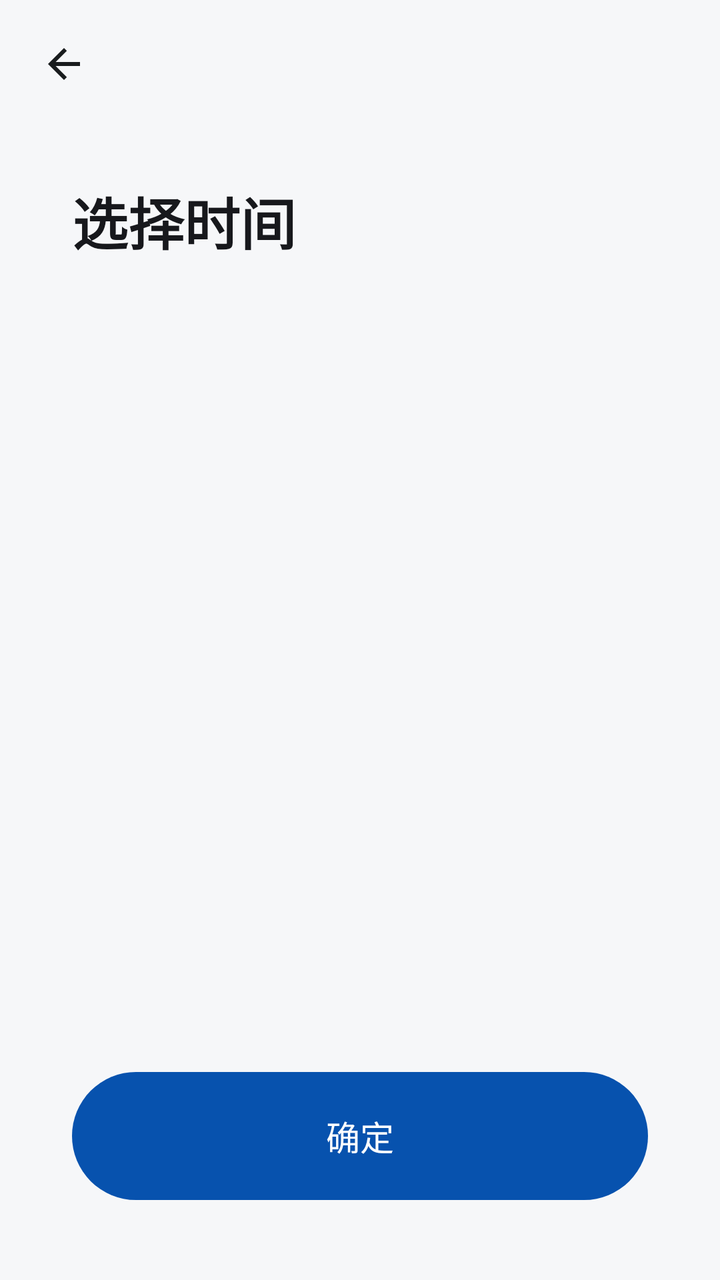
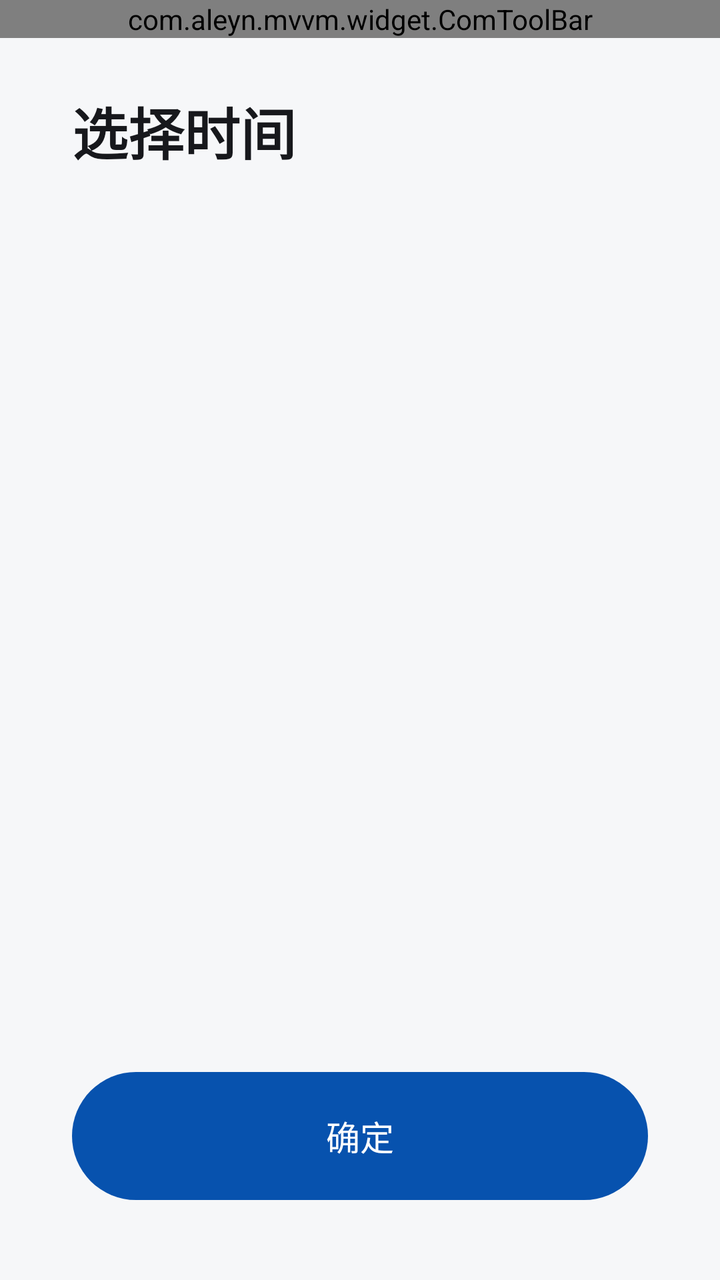

Compare the two renders of this Android layout. The source of the first and the diff that turns it into the second are given below.
<!-- AndroidManifest.xml: application theme AppTheme -->
<!-- res/layout/activity_timer_setting.xml -->
<?xml version="1.0" encoding="utf-8"?>
<androidx.constraintlayout.widget.ConstraintLayout xmlns:android="http://schemas.android.com/apk/res/android"
    xmlns:app="http://schemas.android.com/apk/res-auto"
    android:layout_width="match_parent"
    android:layout_height="match_parent"
    android:background="@color/color_f6f7f9">

    <FrameLayout
        android:id="@+id/toolbar"
        android:layout_width="match_parent"
        android:layout_height="@dimen/timer_toolbar_height"
        app:layout_constraintTop_toTopOf="parent">

        <ImageButton
            android:id="@+id/button_back"
            android:layout_width="@dimen/timer_toolbar_height"
            android:layout_height="match_parent"
            android:background="@android:color/transparent"
            android:contentDescription="@string/timer_back"
            android:padding="@dimen/dp_20"
            android:src="@mipmap/ic_back" />

        <TextView
            android:id="@+id/toolbar_title"
            android:layout_width="wrap_content"
            android:layout_height="match_parent"
            android:layout_gravity="center"
            android:gravity="center"
            android:textColor="@color/color_17181c"
            android:textSize="@dimen/sp_20"
            android:textStyle="bold" />
    </FrameLayout>

    <androidx.core.widget.NestedScrollView
        android:id="@+id/content_scroll"
        android:layout_width="0dp"
        android:layout_height="0dp"
        android:clipToPadding="false"
        android:fillViewport="true"
        android:paddingBottom="@dimen/dp_16"
        app:layout_constraintBottom_toTopOf="@id/button_confirm"
        app:layout_constraintEnd_toEndOf="parent"
        app:layout_constraintStart_toStartOf="parent"
        app:layout_constraintTop_toBottomOf="@id/toolbar">

        <LinearLayout
            android:layout_width="match_parent"
            android:layout_height="wrap_content"
            android:orientation="vertical"
            android:paddingStart="@dimen/timer_page_horizontal_margin"
            android:paddingEnd="@dimen/timer_page_horizontal_margin">

            <TextView
                android:id="@+id/timer_section_title"
                android:layout_width="wrap_content"
                android:layout_height="wrap_content"
                android:layout_marginTop="@dimen/dp_26"
                android:text="@string/timer_select_time"
                android:textColor="@color/color_17181c"
                android:textSize="@dimen/sp_28"
                android:textStyle="bold" />

            <TextView
                android:id="@+id/timer_description"
                android:layout_width="match_parent"
                android:layout_height="wrap_content"
                android:layout_marginTop="@dimen/dp_10"
                android:lineSpacingExtra="@dimen/dp_2"
                android:textColor="@color/color_55596a"
                android:textSize="@dimen/sp_15" />

            <androidx.recyclerview.widget.RecyclerView
                android:id="@+id/timer_options"
                android:layout_width="match_parent"
                android:layout_height="wrap_content"
                android:layout_marginTop="@dimen/dp_34"
                android:clipToPadding="false" />
        </LinearLayout>
    </androidx.core.widget.NestedScrollView>

    <TextView
        android:id="@+id/button_confirm"
        android:layout_width="0dp"
        android:layout_height="@dimen/timer_confirm_height"
        android:layout_marginStart="@dimen/timer_page_horizontal_margin"
        android:layout_marginEnd="@dimen/timer_page_horizontal_margin"
        android:layout_marginBottom="@dimen/dp_40"
        android:background="@drawable/bg_timer_confirm"
        android:gravity="center"
        android:text="@string/timer_confirm"
        android:textColor="@color/color_ffffff"
        android:textSize="@dimen/sp_17"
        app:layout_constraintBottom_toBottomOf="parent"
        app:layout_constraintEnd_toEndOf="parent"
        app:layout_constraintStart_toStartOf="parent" />

</androidx.constraintlayout.widget.ConstraintLayout>
<!-- resources referenced by this layout -->
<resources>
  <color name="color_17181c">#17181C</color>
  <color name="color_55596a">#55596A</color>
  <color name="color_f6f7f9">#F6F7F9</color>
  <color name="color_ffffff">#FFFFFF</color>
  <dimen name="dp_10">10dp</dimen>
  <dimen name="dp_16">16dp</dimen>
  <dimen name="dp_2">2dp</dimen>
  <dimen name="dp_20">20dp</dimen>
  <dimen name="dp_26">26dp</dimen>
  <dimen name="dp_34">34dp</dimen>
  <dimen name="dp_40">40dp</dimen>
  <dimen name="sp_15">15sp</dimen>
  <dimen name="sp_17">17sp</dimen>
  <dimen name="sp_20">20sp</dimen>
  <dimen name="sp_28">28sp</dimen>
  <dimen name="timer_confirm_height">64dp</dimen>
  <dimen name="timer_page_horizontal_margin">36dp</dimen>
  <dimen name="timer_toolbar_height">64dp</dimen>
  <!-- drawable bg_timer_confirm (drawable) -->
  <?xml version="1.0" encoding="utf-8"?>
  <selector xmlns:android="http://schemas.android.com/apk/res/android">
      <item android:state_pressed="true">
          <shape android:shape="rectangle"><solid android:color="@color/color_06448f" /><corners android:radius="@dimen/timer_confirm_radius" /></shape>
      </item>
      <item>
          <shape android:shape="rectangle"><solid android:color="@color/color_0752ae" /><corners android:radius="@dimen/timer_confirm_radius" /></shape>
      </item>
  </selector>
  <!-- mipmap ic_back: png bitmap (mipmap-xxhdpi, 641 bytes) -->
  <string name="timer_back">返回</string>
  <string name="timer_confirm">确定</string>
  <string name="timer_select_time">选择时间</string>
  <style name="AppTheme" parent="Theme.AppCompat.Light.NoActionBar">
          
          <item name="colorPrimary">@color/color_008577</item>
          <item name="colorPrimaryDark">@color/color_00574b</item>
          <item name="colorAccent">@color/color_d81b60</item>
      </style>
  <color name="color_06448f">#06448F</color>
  <dimen name="timer_confirm_radius">32dp</dimen>
  <color name="color_0752ae">#0752AE</color>
  <color name="color_008577">#008577</color>
  <color name="color_00574b">#00574B</color>
  <color name="color_d81b60">#D81B60</color>
</resources>

<!-- the commit's change to res/layout/activity_timer_setting.xml (unified diff, before → after) -->
@@ -5,31 +5,12 @@
     android:layout_height="match_parent"
     android:background="@color/color_f6f7f9">
 
-    <FrameLayout
+    <com.aleyn.mvvm.widget.ComToolBar
         android:id="@+id/toolbar"
         android:layout_width="match_parent"
-        android:layout_height="@dimen/timer_toolbar_height"
-        app:layout_constraintTop_toTopOf="parent">
-
-        <ImageButton
-            android:id="@+id/button_back"
-            android:layout_width="@dimen/timer_toolbar_height"
-            android:layout_height="match_parent"
-            android:background="@android:color/transparent"
-            android:contentDescription="@string/timer_back"
-            android:padding="@dimen/dp_20"
-            android:src="@mipmap/ic_back" />
-
-        <TextView
-            android:id="@+id/toolbar_title"
-            android:layout_width="wrap_content"
-            android:layout_height="match_parent"
-            android:layout_gravity="center"
-            android:gravity="center"
-            android:textColor="@color/color_17181c"
-            android:textSize="@dimen/sp_20"
-            android:textStyle="bold" />
-    </FrameLayout>
+        android:layout_height="wrap_content"
+        android:background="@color/color_f6f7f9"
+        app:layout_constraintTop_toTopOf="parent" />
 
     <androidx.core.widget.NestedScrollView
         android:id="@+id/content_scroll"
<!-- resource entries referenced after the edit -->
@@ -7,17 +7,14 @@
   <dimen name="dp_10">10dp</dimen>
   <dimen name="dp_16">16dp</dimen>
   <dimen name="dp_2">2dp</dimen>
-  <dimen name="dp_20">20dp</dimen>
   <dimen name="dp_26">26dp</dimen>
   <dimen name="dp_34">34dp</dimen>
   <dimen name="dp_40">40dp</dimen>
   <dimen name="sp_15">15sp</dimen>
   <dimen name="sp_17">17sp</dimen>
-  <dimen name="sp_20">20sp</dimen>
   <dimen name="sp_28">28sp</dimen>
   <dimen name="timer_confirm_height">64dp</dimen>
   <dimen name="timer_page_horizontal_margin">36dp</dimen>
-  <dimen name="timer_toolbar_height">64dp</dimen>
   <!-- drawable bg_timer_confirm (drawable) -->
   <?xml version="1.0" encoding="utf-8"?>
   <selector xmlns:android="http://schemas.android.com/apk/res/android">
@@ -28,8 +25,6 @@
           <shape android:shape="rectangle"><solid android:color="@color/color_0752ae" /><corners android:radius="@dimen/timer_confirm_radius" /></shape>
       </item>
   </selector>
-  <!-- mipmap ic_back: png bitmap (mipmap-xxhdpi, 641 bytes) -->
-  <string name="timer_back">返回</string>
   <string name="timer_confirm">确定</string>
   <string name="timer_select_time">选择时间</string>
   <style name="AppTheme" parent="Theme.AppCompat.Light.NoActionBar">
